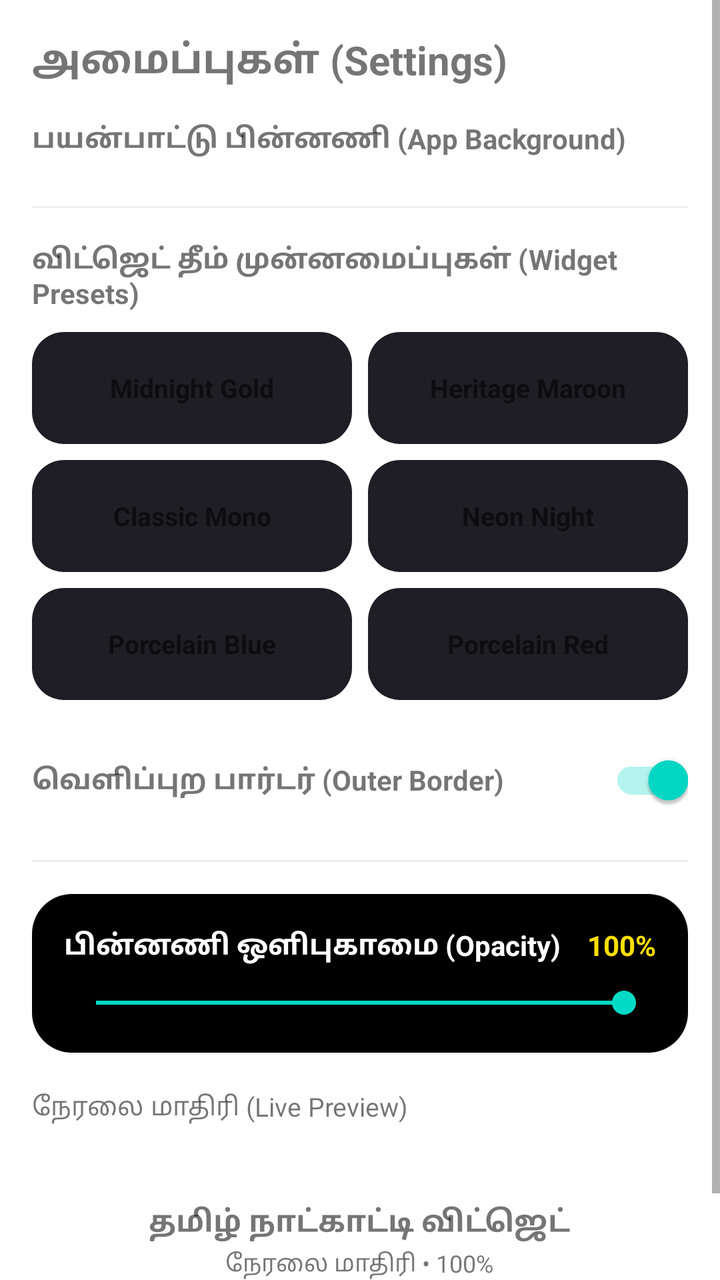
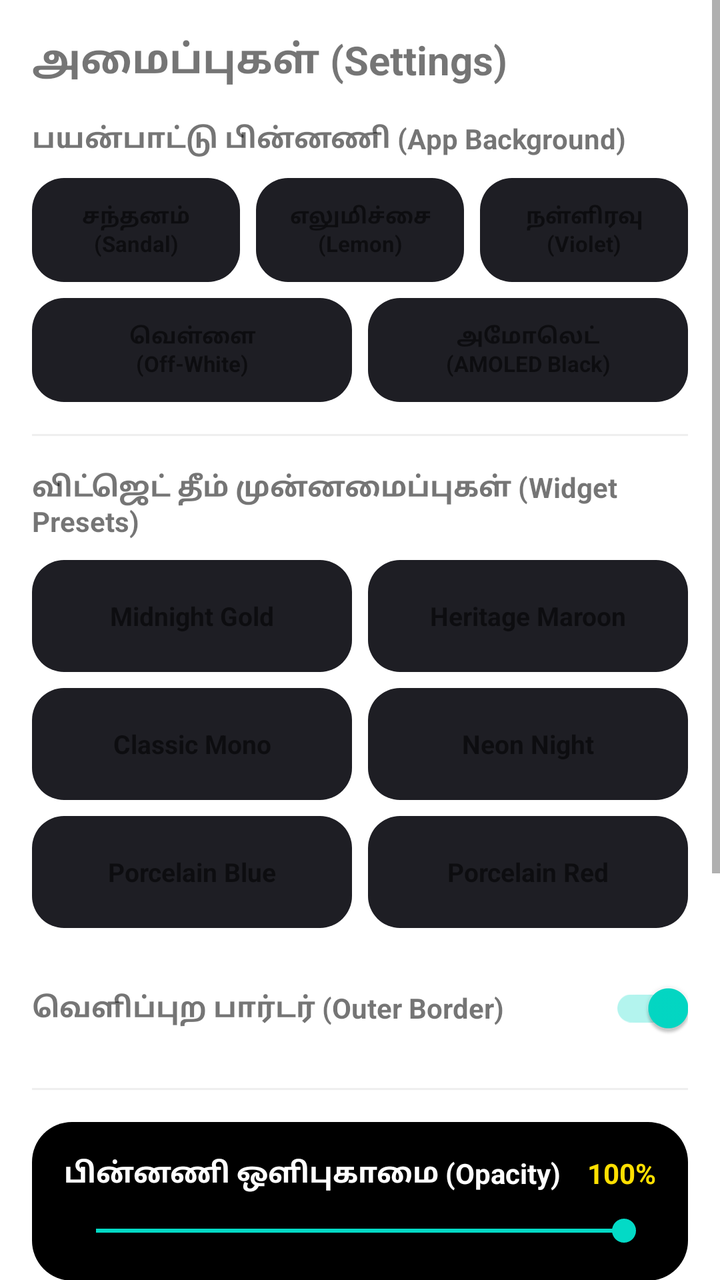

The first picture is an Android layout as it rendered before a commit; the second is the same layout after the commit. The layout source and the unified diff follow.
<!-- AndroidManifest.xml: application theme Theme.MaterialComponents.DayNight.NoActionBar -->
<!-- res/layout/fragment_settings.xml -->
<?xml version="1.0" encoding="utf-8"?>
<ScrollView xmlns:android="http://schemas.android.com/apk/res/android"
    xmlns:app="http://schemas.android.com/apk/res-auto"
    android:id="@+id/scroll_settings_root"
    android:layout_width="match_parent"
    android:layout_height="match_parent"
    android:fillViewport="true">

    <LinearLayout
        android:id="@+id/ll_settings_container"
        android:layout_width="match_parent"
        android:layout_height="wrap_content"
        android:orientation="vertical"
        android:padding="16dp">

        
        <TextView
            android:id="@+id/tv_settings_main_heading"
            android:layout_width="match_parent"
            android:layout_height="wrap_content"
            android:text="அமைப்புகள் (Settings)"
            android:textSize="20sp"
            android:textStyle="bold"
            android:layout_marginBottom="16dp" />

        
        <TextView
            android:id="@+id/tv_lbl_app_theme"
            android:layout_width="wrap_content"
            android:layout_height="wrap_content"
            android:text="பயன்பாட்டு பின்னணி (App Background)"
            android:textSize="14sp"
            android:textStyle="bold"
            android:layout_marginBottom="8dp" />

        <RadioGroup
            android:id="@+id/rg_app_theme_options"
            android:layout_width="match_parent"
            android:layout_height="wrap_content"
            android:orientation="vertical"
            android:layout_marginBottom="16dp" />

        <View
            android:layout_width="match_parent"
            android:layout_height="1dp"
            android:background="#22888888"
            android:layout_marginBottom="16dp" />

        
        <TextView
            android:id="@+id/tv_lbl_widget_theme"
            android:layout_width="wrap_content"
            android:layout_height="wrap_content"
            android:text="விட்ஜெட் தீம் முன்னமைப்புகள் (Widget Presets)"
            android:textSize="14sp"
            android:textStyle="bold"
            android:layout_marginBottom="10dp" />

        
        <LinearLayout
            android:layout_width="match_parent"
            android:layout_height="wrap_content"
            android:orientation="vertical"
            android:layout_marginBottom="16dp">

            
            <LinearLayout
                android:layout_width="match_parent"
                android:layout_height="wrap_content"
                android:orientation="horizontal"
                android:layout_marginBottom="8dp">

                <FrameLayout
                    android:id="@+id/box_preset_midnight_gold"
                    android:layout_width="0dp"
                    android:layout_height="56dp"
                    android:layout_weight="1"
                    android:layout_marginEnd="4dp"
                    android:background="@drawable/bg_preset_box_base"
                    android:clickable="true"
                    android:focusable="true">

                    <TextView
                        android:id="@+id/tv_preset_midnight_gold"
                        android:layout_width="match_parent"
                        android:layout_height="match_parent"
                        android:gravity="center"
                        android:text="Midnight Gold"
                        android:textSize="13sp"
                        android:textStyle="bold" />
                </FrameLayout>

                <FrameLayout
                    android:id="@+id/box_preset_heritage_maroon"
                    android:layout_width="0dp"
                    android:layout_height="56dp"
                    android:layout_weight="1"
                    android:layout_marginStart="4dp"
                    android:background="@drawable/bg_preset_box_base"
                    android:clickable="true"
                    android:focusable="true">

                    <TextView
                        android:id="@+id/tv_preset_heritage_maroon"
                        android:layout_width="match_parent"
                        android:layout_height="match_parent"
                        android:gravity="center"
                        android:text="Heritage Maroon"
                        android:textSize="13sp"
                        android:textStyle="bold" />
                </FrameLayout>
            </LinearLayout>

            
            <LinearLayout
                android:layout_width="match_parent"
                android:layout_height="wrap_content"
                android:orientation="horizontal"
                android:layout_marginBottom="8dp">

                <FrameLayout
                    android:id="@+id/box_preset_classic_mono"
                    android:layout_width="0dp"
                    android:layout_height="56dp"
                    android:layout_weight="1"
                    android:layout_marginEnd="4dp"
                    android:background="@drawable/bg_preset_box_base"
                    android:clickable="true"
                    android:focusable="true">

                    <TextView
                        android:id="@+id/tv_preset_classic_mono"
                        android:layout_width="match_parent"
                        android:layout_height="match_parent"
                        android:gravity="center"
                        android:text="Classic Mono"
                        android:textSize="13sp"
                        android:textStyle="bold" />
                </FrameLayout>

                <FrameLayout
                    android:id="@+id/box_preset_neon_night"
                    android:layout_width="0dp"
                    android:layout_height="56dp"
                    android:layout_weight="1"
                    android:layout_marginStart="4dp"
                    android:background="@drawable/bg_preset_box_base"
                    android:clickable="true"
                    android:focusable="true">

                    <TextView
                        android:id="@+id/tv_preset_neon_night"
                        android:layout_width="match_parent"
                        android:layout_height="match_parent"
                        android:gravity="center"
                        android:text="Neon Night"
                        android:textSize="13sp"
                        android:textStyle="bold" />
                </FrameLayout>
            </LinearLayout>

            
            <LinearLayout
                android:layout_width="match_parent"
                android:layout_height="wrap_content"
                android:orientation="horizontal">

                <FrameLayout
                    android:id="@+id/box_preset_porcelain_blue"
                    android:layout_width="0dp"
                    android:layout_height="56dp"
                    android:layout_weight="1"
                    android:layout_marginEnd="4dp"
                    android:background="@drawable/bg_preset_box_base"
                    android:clickable="true"
                    android:focusable="true">

                    <TextView
                        android:id="@+id/tv_preset_porcelain_blue"
                        android:layout_width="match_parent"
                        android:layout_height="match_parent"
                        android:gravity="center"
                        android:text="Porcelain Blue"
                        android:textSize="13sp"
                        android:textStyle="bold" />
                </FrameLayout>

                <FrameLayout
                    android:id="@+id/box_preset_porcelain_red"
                    android:layout_width="0dp"
                    android:layout_height="56dp"
                    android:layout_weight="1"
                    android:layout_marginStart="4dp"
                    android:background="@drawable/bg_preset_box_base"
                    android:clickable="true"
                    android:focusable="true">

                    <TextView
                        android:id="@+id/tv_preset_porcelain_red"
                        android:layout_width="match_parent"
                        android:layout_height="match_parent"
                        android:gravity="center"
                        android:text="Porcelain Red"
                        android:textSize="13sp"
                        android:textStyle="bold" />
                </FrameLayout>
            </LinearLayout>
        </LinearLayout>

        
        <RelativeLayout
            android:layout_width="match_parent"
            android:layout_height="wrap_content"
            android:layout_marginBottom="16dp">

            <TextView
                android:id="@+id/tv_lbl_outer_border"
                android:layout_width="wrap_content"
                android:layout_height="wrap_content"
                android:layout_alignParentStart="true"
                android:layout_centerVertical="true"
                android:text="வெளிப்புற பார்டர் (Outer Border)"
                android:textSize="14sp"
                android:textStyle="bold" />

            <androidx.appcompat.widget.SwitchCompat
                android:id="@+id/switch_outer_border"
                android:layout_width="wrap_content"
                android:layout_height="wrap_content"
                android:layout_alignParentEnd="true"
                android:layout_centerVertical="true"
                android:checked="true" />
        </RelativeLayout>

        <View
            android:layout_width="match_parent"
            android:layout_height="1dp"
            android:background="#22888888"
            android:layout_marginBottom="16dp" />

        
        <LinearLayout
            android:id="@+id/card_slider_capsule"
            android:layout_width="match_parent"
            android:layout_height="wrap_content"
            android:orientation="vertical"
            android:background="@drawable/bg_slider_capsule_card"
            android:padding="16dp"
            android:layout_marginBottom="18dp">

            <RelativeLayout
                android:layout_width="match_parent"
                android:layout_height="wrap_content"
                android:layout_marginBottom="10dp">

                <TextView
                    android:id="@+id/tv_lbl_widget_opacity"
                    android:layout_width="wrap_content"
                    android:layout_height="wrap_content"
                    android:layout_alignParentStart="true"
                    android:text="பின்னணி ஒளிபுகாமை (Opacity)"
                    android:textColor="#FFFFFF"
                    android:textSize="14sp"
                    android:textStyle="bold" />

                <TextView
                    android:id="@+id/tv_widget_opacity_val"
                    android:layout_width="wrap_content"
                    android:layout_height="wrap_content"
                    android:layout_alignParentEnd="true"
                    android:text="100%"
                    android:textColor="#FFDF00"
                    android:textSize="14sp"
                    android:textStyle="bold" />
            </RelativeLayout>

            <SeekBar
                android:id="@+id/seekbar_widget_opacity"
                android:layout_width="match_parent"
                android:layout_height="wrap_content"
                android:max="100"
                android:progress="100" />
        </LinearLayout>

        
        <TextView
            android:id="@+id/tv_lbl_widget_preview"
            android:layout_width="wrap_content"
            android:layout_height="wrap_content"
            android:text="நேரலை மாதிரி (Live Preview)"
            android:textSize="13sp"
            android:layout_marginBottom="8dp" />

        <FrameLayout
            android:id="@+id/frame_preview_wrapper"
            android:layout_width="match_parent"
            android:layout_height="100dp"
            android:padding="8dp">

            <ImageView
                android:id="@+id/iv_preview_widget_bg"
                android:layout_width="match_parent"
                android:layout_height="match_parent"
                android:scaleType="fitXY"
                android:contentDescription="Widget Background Preview" />

            <LinearLayout
                android:id="@+id/layout_preview_content"
                android:layout_width="match_parent"
                android:layout_height="match_parent"
                android:orientation="vertical"
                android:gravity="center"
                android:padding="8dp">

                <TextView
                    android:id="@+id/tv_preview_title"
                    android:layout_width="wrap_content"
                    android:layout_height="wrap_content"
                    android:text="தமிழ் நாட்காட்டி விட்ஜெட்"
                    android:textSize="15sp"
                    android:textStyle="bold" />

                <TextView
                    android:id="@+id/tv_preview_sub"
                    android:layout_width="wrap_content"
                    android:layout_height="wrap_content"
                    android:layout_marginTop="2dp"
                    android:text="நேரலை மாதிரி • 100%"
                    android:textSize="12sp" />
            </LinearLayout>
        </FrameLayout>

    </LinearLayout>
</ScrollView>
<!-- resources referenced by this layout -->
<resources>
  <!-- drawable bg_preset_box_base (drawable) -->
  <?xml version="1.0" encoding="utf-8"?>
  <shape xmlns:android="http://schemas.android.com/apk/res/android"
      android:shape="rectangle">
      <corners android:radius="16dp" />
      <solid android:color="@color/settings_card_surface" />
  </shape>
  <!-- drawable bg_slider_capsule_card (drawable) -->
  <?xml version="1.0" encoding="utf-8"?>
  <shape xmlns:android="http://schemas.android.com/apk/res/android"
      android:shape="rectangle">
      <corners android:radius="20dp" />
      <solid android:color="@color/widget_canvas_black" />
  </shape>
  <color name="settings_card_surface">#1E1E24</color>
  <color name="widget_canvas_black">#000000</color>
</resources>

<!-- the commit's change to res/layout/fragment_settings.xml (unified diff, before → after) -->
@@ -31,14 +31,129 @@
             android:text="பயன்பாட்டு பின்னணி (App Background)"
             android:textSize="14sp"
             android:textStyle="bold"
-            android:layout_marginBottom="8dp" />
-
-        <RadioGroup
-            android:id="@+id/rg_app_theme_options"
+            android:layout_marginBottom="10dp" />
+
+        <LinearLayout
             android:layout_width="match_parent"
             android:layout_height="wrap_content"
             android:orientation="vertical"
-            android:layout_marginBottom="16dp" />
+            android:layout_marginBottom="16dp">
+
+            
+            <LinearLayout
+                android:layout_width="match_parent"
+                android:layout_height="wrap_content"
+                android:orientation="horizontal"
+                android:layout_marginBottom="8dp">
+
+                <FrameLayout
+                    android:id="@+id/box_app_antique_sandal"
+                    android:layout_width="0dp"
+                    android:layout_height="52dp"
+                    android:layout_weight="1"
+                    android:layout_marginEnd="4dp"
+                    android:background="@drawable/bg_preset_box_base"
+                    android:clickable="true"
+                    android:focusable="true">
+
+                    <TextView
+                        android:id="@+id/tv_app_antique_sandal"
+                        android:layout_width="match_parent"
+                        android:layout_height="match_parent"
+                        android:gravity="center"
+                        android:text="சந்தனம்\n(Sandal)"
+                        android:textSize="11sp"
+                        android:textStyle="bold" />
+                </FrameLayout>
+
+                <FrameLayout
+                    android:id="@+id/box_app_bright_lemon"
+                    android:layout_width="0dp"
+                    android:layout_height="52dp"
+                    android:layout_weight="1"
+                    android:layout_marginHorizontal="4dp"
+                    android:background="@drawable/bg_preset_box_base"
+                    android:clickable="true"
+                    android:focusable="true">
+
+                    <TextView
+                        android:id="@+id/tv_app_bright_lemon"
+                        android:layout_width="match_parent"
+                        android:layout_height="match_parent"
+                        android:gravity="center"
+                        android:text="எலுமிச்சை\n(Lemon)"
+                        android:textSize="11sp"
+                        android:textStyle="bold" />
+                </FrameLayout>
+
+                <FrameLayout
+                    android:id="@+id/box_app_midnight_violet"
+                    android:layout_width="0dp"
+                    android:layout_height="52dp"
+                    android:layout_weight="1"
+                    android:layout_marginStart="4dp"
+                    android:background="@drawable/bg_preset_box_base"
+                    android:clickable="true"
+                    android:focusable="true">
+
+                    <TextView
+                        android:id="@+id/tv_app_midnight_violet"
+                        android:layout_width="match_parent"
+                        android:layout_height="match_parent"
+                        android:gravity="center"
+                        android:text="நள்ளிரவு\n(Violet)"
+                        android:textSize="11sp"
+                        android:textStyle="bold" />
+                </FrameLayout>
+            </LinearLayout>
+
+            
+            <LinearLayout
+                android:layout_width="match_parent"
+                android:layout_height="wrap_content"
+                android:orientation="horizontal">
+
+                <FrameLayout
+                    android:id="@+id/box_app_off_white"
+                    android:layout_width="0dp"
+                    android:layout_height="52dp"
+                    android:layout_weight="1"
+                    android:layout_marginEnd="4dp"
+                    android:background="@drawable/bg_preset_box_base"
+                    android:clickable="true"
+                    android:focusable="true">
+
+                    <TextView
+                        android:id="@+id/tv_app_off_white"
+                        android:layout_width="match_parent"
+                        android:layout_height="match_parent"
+                        android:gravity="center"
+                        android:text="வெள்ளை\n(Off-White)"
+                        android:textSize="11sp"
+                        android:textStyle="bold" />
+                </FrameLayout>
+
+                <FrameLayout
+                    android:id="@+id/box_app_amoled_black"
+                    android:layout_width="0dp"
+                    android:layout_height="52dp"
+                    android:layout_weight="1"
+                    android:layout_marginStart="4dp"
+                    android:background="@drawable/bg_preset_box_base"
+                    android:clickable="true"
+                    android:focusable="true">
+
+                    <TextView
+                        android:id="@+id/tv_app_amoled_black"
+                        android:layout_width="match_parent"
+                        android:layout_height="match_parent"
+                        android:gravity="center"
+                        android:text="அமோலெட்\n(AMOLED Black)"
+                        android:textSize="11sp"
+                        android:textStyle="bold" />
+                </FrameLayout>
+            </LinearLayout>
+        </LinearLayout>
 
         <View
             android:layout_width="match_parent"
@@ -56,7 +171,6 @@
             android:textStyle="bold"
             android:layout_marginBottom="10dp" />
 
-        
         <LinearLayout
             android:layout_width="match_parent"
             android:layout_height="wrap_content"
@@ -282,6 +396,88 @@
                 android:progress="100" />
         </LinearLayout>
 
+        <View
+            android:layout_width="match_parent"
+            android:layout_height="1dp"
+            android:background="#22888888"
+            android:layout_marginBottom="16dp" />
+
+        
+        <RelativeLayout
+            android:layout_width="match_parent"
+            android:layout_height="wrap_content"
+            android:layout_marginBottom="8dp">
+
+            <TextView
+                android:id="@+id/tv_lbl_elements_4x2"
+                android:layout_width="wrap_content"
+                android:layout_height="wrap_content"
+                android:layout_alignParentStart="true"
+                android:text="4x2 விட்ஜெட் தகவல் கூறுகள்"
+                android:textSize="14sp"
+                android:textStyle="bold" />
+
+            <TextView
+                android:id="@+id/tv_count_elements_4x2"
+                android:layout_width="wrap_content"
+                android:layout_height="wrap_content"
+                android:layout_alignParentEnd="true"
+                android:text="(3/3)"
+                android:textColor="#FFDF00"
+                android:textSize="13sp"
+                android:textStyle="bold" />
+        </RelativeLayout>
+
+        <com.google.android.material.chip.ChipGroup
+            android:id="@+id/chip_group_elements_4x2"
+            android:layout_width="match_parent"
+            android:layout_height="wrap_content"
+            android:layout_marginBottom="16dp" />
+
+        <View
+            android:layout_width="match_parent"
+            android:layout_height="1dp"
+            android:background="#22888888"
+            android:layout_marginBottom="16dp" />
+
+        
+        <RelativeLayout
+            android:layout_width="match_parent"
+            android:layout_height="wrap_content"
+            android:layout_marginBottom="8dp">
+
+            <TextView
+                android:id="@+id/tv_lbl_elements_4x4"
+                android:layout_width="wrap_content"
+                android:layout_height="wrap_content"
+                android:layout_alignParentStart="true"
+                android:text="4x4 விட்ஜெட் தகவல் கூறுகள்"
+                android:textSize="14sp"
+                android:textStyle="bold" />
+
+            <TextView
+                android:id="@+id/tv_count_elements_4x4"
+                android:layout_width="wrap_content"
+                android:layout_height="wrap_content"
+                android:layout_alignParentEnd="true"
+                android:text="(5/5)"
+                android:textColor="#FFDF00"
+                android:textSize="13sp"
+                android:textStyle="bold" />
+        </RelativeLayout>
+
+        <com.google.android.material.chip.ChipGroup
+            android:id="@+id/chip_group_elements_4x4"
+            android:layout_width="match_parent"
+            android:layout_height="wrap_content"
+            android:layout_marginBottom="16dp" />
+
+        <View
+            android:layout_width="match_parent"
+            android:layout_height="1dp"
+            android:background="#22888888"
+            android:layout_marginBottom="16dp" />
+
         
         <TextView
             android:id="@+id/tv_lbl_widget_preview"
